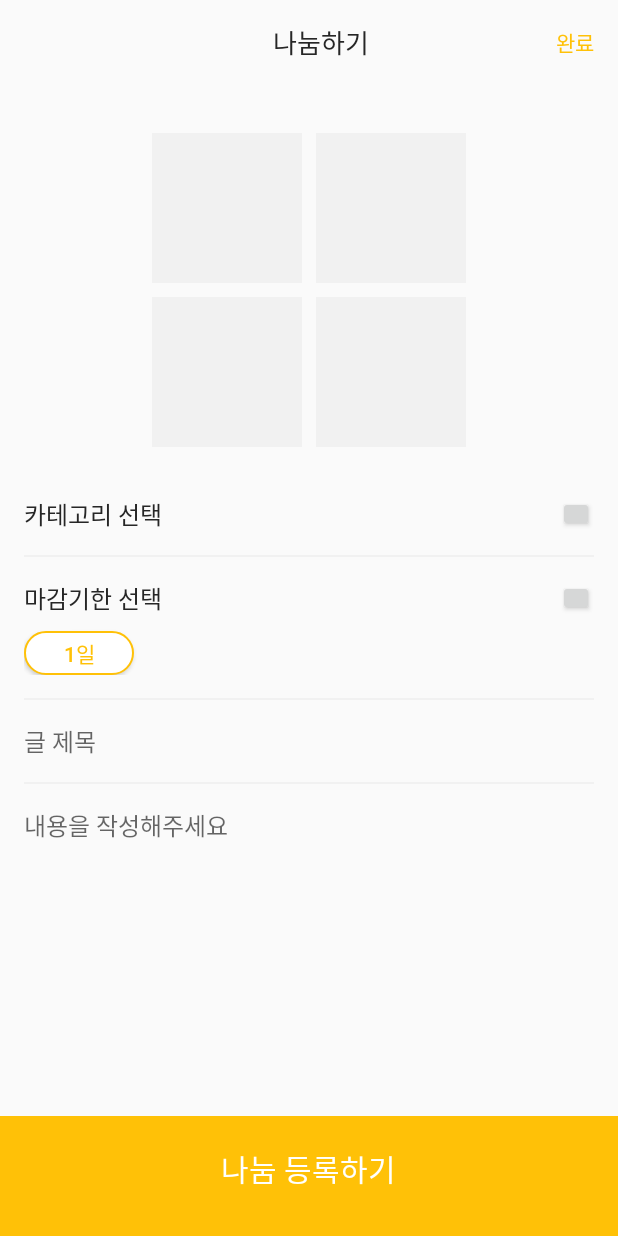
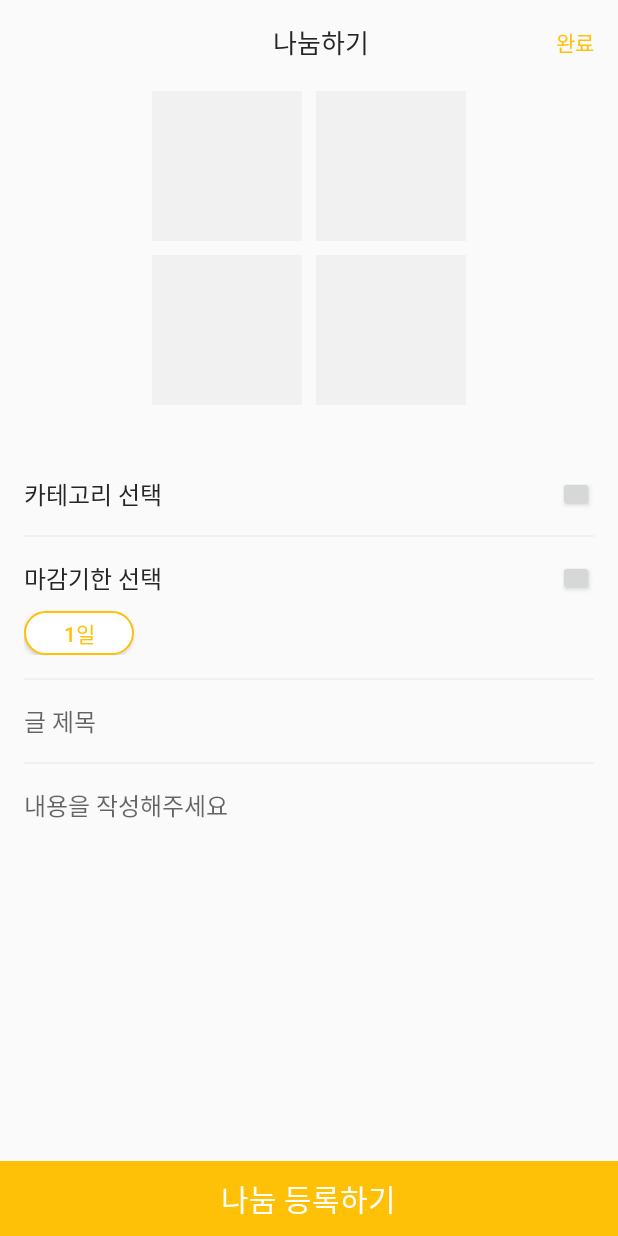
Before and after one commit to BabyClosetGroup/BabyClosetAndroid, an Android app: the layout activity_write_post.xml on its own in the app's theme, with its tools: preview values and no code run, on a phone screen of 412 x 824 dp. Run offline under Robolectric (Android 15) with nearby library versions, the light colour scheme and no system bars.

Commit message:
writePostActivity  뷰 수정, R 추가, 모든 상품 액티비티 생성

```diff
--- a/app/src/main/AndroidManifest.xml
+++ b/app/src/main/AndroidManifest.xml
@@ -8,7 +8,9 @@
             android:label="@string/app_name"
             android:roundIcon="@mipmap/ic_launcher_round"
             android:supportsRtl="true"
-            android:theme="@style/AppTheme">
+            android:theme="@style/Theme.Design.Light.NoActionBar">
+        <activity android:name=".UI.Activity.AllProductActivity">
+        </activity>
         <activity android:name=".UI.Adapter.BlankActivity">
         </activity>
         <activity android:name=".UI.Activity.WritePostActivity">
--- a/app/src/main/java/com/example/babycloset/UI/Adapter/BlankActivity.kt
+++ b/app/src/main/java/com/example/babycloset/UI/Adapter/BlankActivity.kt
@@ -2,6 +2,8 @@ package com.example.babycloset.UI.Adapter
 
 import android.support.v7.app.AppCompatActivity
 import android.os.Bundle
+import com.example.babycloset.R
+
 
 class BlankActivity : AppCompatActivity() {
 
--- a/app/src/main/res/layout/activity_write_post.xml
+++ b/app/src/main/res/layout/activity_write_post.xml
@@ -19,7 +19,10 @@
                 layout="@layout/toolbar_write_post" />
     </LinearLayout>
 
-    <LinearLayout android:layout_width="match_parent" android:layout_height="0px" android:layout_weight="4">
+    <RelativeLayout android:layout_width="wrap_content" android:layout_height="wrap_content">
+        <ScrollView android:layout_width="match_parent" android:layout_height="wrap_content" android:scrollbars="none">
+            <LinearLayout android:layout_width="match_parent" android:layout_height="wrap_content" android:orientation="vertical">
+                <LinearLayout android:layout_width="match_parent" android:layout_height="219dp" android:layout_marginBottom="42dp">
 
                     <RelativeLayout android:layout_width="match_parent" android:layout_height="match_parent" android:gravity="center">
                         <ImageView
@@ -53,10 +56,11 @@
                     </RelativeLayout>
 
                 </LinearLayout>
+                <RelativeLayout android:layout_width="match_parent" android:layout_height="wrap_content">
 
                     <LinearLayout
-            android:layout_width="match_parent" android:layout_height="0px"
-            android:layout_weight="6" android:orientation="vertical"
+                            android:layout_width="match_parent" android:layout_height="wrap_content"
+                            android:orientation="vertical"
                             android:layout_marginLeft="16dp" android:layout_marginRight="16dp"
                     >
                         <RelativeLayout android:layout_width="match_parent" android:layout_height="wrap_content">
@@ -68,10 +72,7 @@
                                     android:layout_alignParentRight="true"
                             />
                         </RelativeLayout>
-        <android.support.v7.widget.RecyclerView android:layout_width="match_parent"
-                                                android:layout_height="wrap_content">
 
-        </android.support.v7.widget.RecyclerView>
                         <View android:layout_width="match_parent" android:layout_height="1dp"
                               android:layout_marginTop="15dp" android:background="#f1f1f1"/>
                         <RelativeLayout
@@ -100,6 +101,8 @@
 
                         <View android:layout_width="match_parent" android:layout_height="1dp"
                               android:layout_marginTop="15dp" android:background="#f1f1f1"/>
+
+
                         <EditText
                                 android:layout_width="match_parent" android:layout_height="wrap_content"
                                 android:background="@null" android:layout_marginTop="15dp"
@@ -109,26 +112,35 @@
                         <View android:layout_width="match_parent" android:layout_height="1dp"
                               android:layout_marginTop="15dp" android:background="#f1f1f1"/>
 
+                        <ScrollView android:layout_width="wrap_content"
+                                    android:layout_height="wrap_content">
                             <EditText
                                     android:layout_width="match_parent" android:layout_height="wrap_content"
-                android:background="@null" android:layout_marginTop="15dp"
-                android:hint="내용을 작성해주세요" android:textSize="16dp" android:textColor="#262626"
+                                    android:background="@null" android:layout_marginTop="15dp" android:gravity="top"
+                                    android:hint="내용을 작성해주세요\n\n\n\n\n\n\n\n\n\n\n\n" android:textSize="16dp" android:textColor="#262626"
                                     android:id="@+id/edt_contents_wirte_post"
                             />
+                        </ScrollView>
+
                     </LinearLayout>
+                </RelativeLayout>
+            </LinearLayout>
+        </ScrollView>
 
+        <RelativeLayout android:layout_width="match_parent" android:layout_height="wrap_content"
+                        android:layout_alignParentBottom="true"
+        >
 
-    <RelativeLayout android:layout_width="match_parent" android:layout_height="wrap_content">
             <ImageButton
                     android:layout_width="match_parent"
-                android:layout_height="80dp"
+                    android:layout_height="50dp"
                     android:background="#ffc107"
             />
             <TextView
                     android:layout_width="wrap_content"
                     android:layout_height="wrap_content"
+                    android:layout_centerInParent="true"
                     android:layout_centerHorizontal="true"
-                android:layout_marginTop="20dp"
                     android:text="나눔 등록하기"
                     android:textColor="#ffffff"
                     android:textSize="20dp"
@@ -137,5 +149,5 @@
 
         </RelativeLayout>
 
-
+    </RelativeLayout>
 </LinearLayout>
```
Also changed, not shown: app/src/main/java/com/example/babycloset/UI/Activity/WritePostActivity.kt (+13 -5 lines). Lines whose indentation alone changed are shown as unchanged.
